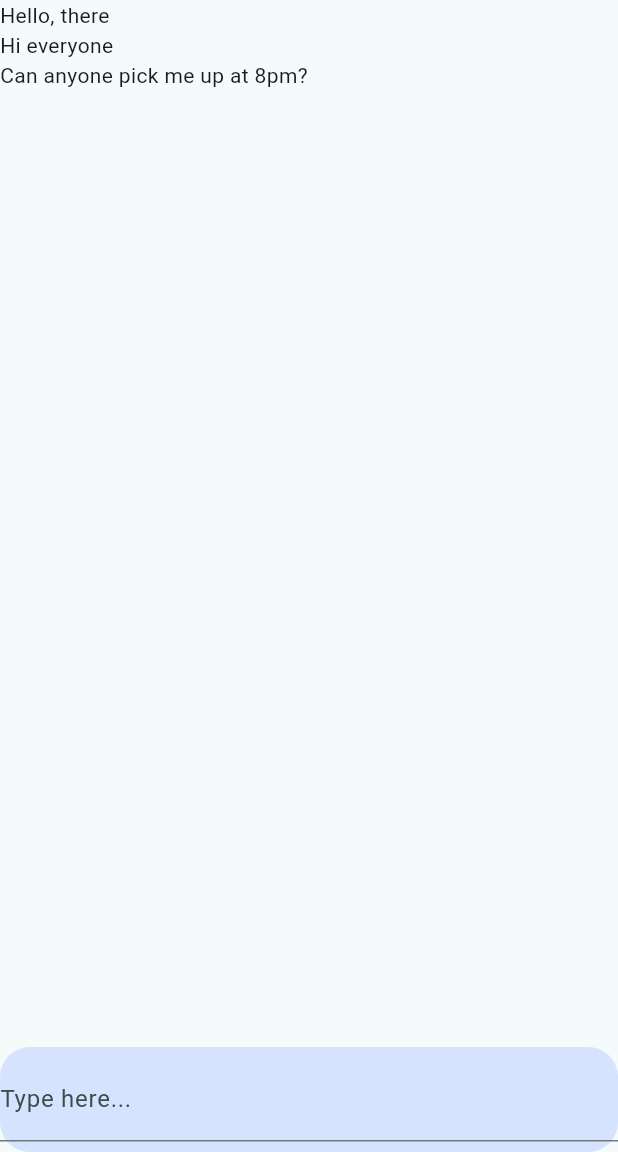
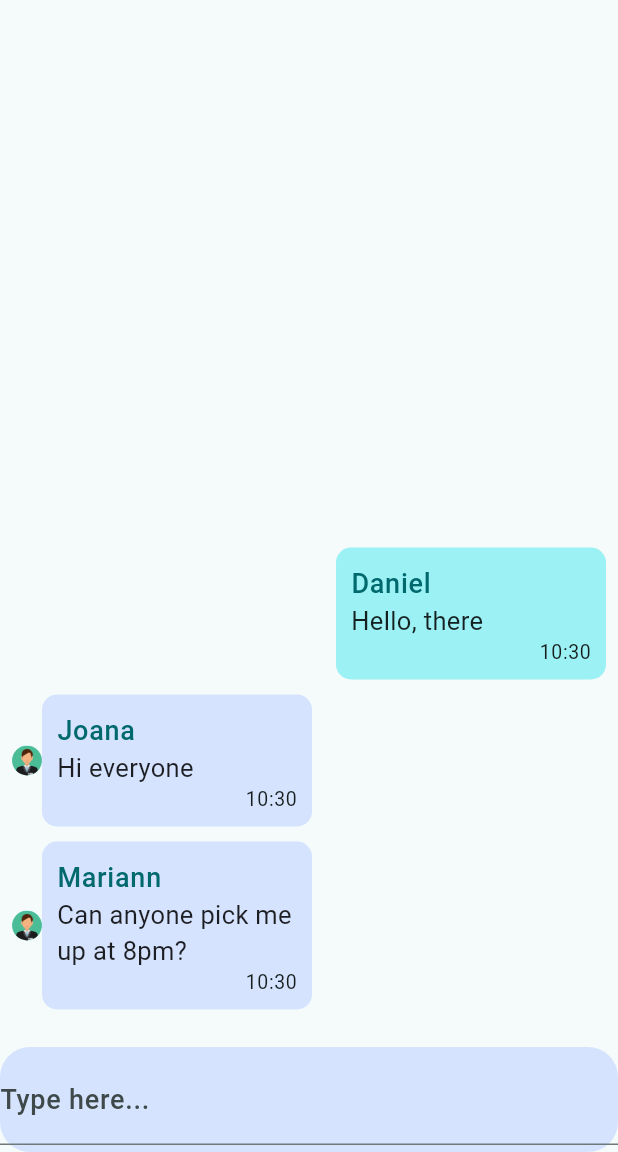
Before and after one commit to darcanj0/chat, a Flutter app: the screen it shows after launch, on a phone screen of 412 x 824 dp, the part 84-1236 px from its top. Run offline on Flutter 3.47's test engine with Material 2 defaults, Android fonts, the phone set to English and light mode, and no system bars; our stand-ins replace image_picker; accounts and stored records are empty.

Commit message:
style: improve message bubble layout

```diff
--- a/lib/core/services/chat/infra/chat_service_mock.dart
+++ b/lib/core/services/chat/infra/chat_service_mock.dart
@@ -32,26 +32,26 @@ class ChatServiceMock implements IChatService {
 
   static final List<ChatMessage> _messages = [
     ChatMessage(
-      id: 'id',
+      id: 'id1',
       text: 'Hello, there',
       sentAt: DateTime.now(),
-      userId: 'userId',
+      userId: 'id',
       userImageUrl: 'assets/default_avatar.png',
       userName: 'Daniel',
     ),
     ChatMessage(
-      id: 'id1',
+      id: 'id2',
       text: 'Hi everyone',
       sentAt: DateTime.now(),
-      userId: 'userId',
+      userId: 'userId1',
       userImageUrl: 'assets/default_avatar.png',
       userName: 'Joana',
     ),
     ChatMessage(
-      id: 'id1',
+      id: 'id3',
       text: 'Can anyone pick me up at 8pm?',
       sentAt: DateTime.now(),
-      userId: 'userId',
+      userId: 'userId2',
       userImageUrl: 'assets/default_avatar.png',
       userName: 'Mariann',
     ),
--- /dev/null
+++ b/lib/interface/components/chat/message_bubble.dart
@@ -0,0 +1,62 @@
+import 'package:chat/core/models/chat_message.dart';
+import 'package:chat/util/theme_consumer.dart';
+import 'package:flutter/material.dart';
+import 'package:intl/intl.dart';
+
+class MessageBubble extends StatelessWidget with ThemeConsumer {
+  const MessageBubble({
+    required this.message,
+    required this.isFromCurrentUser,
+    super.key,
+  });
+
+  final ChatMessage message;
+  final bool isFromCurrentUser;
+
+  @override
+  Widget build(BuildContext context) {
+    return Row(
+      mainAxisAlignment:
+          isFromCurrentUser ? MainAxisAlignment.end : MainAxisAlignment.start,
+      children: [
+        if (!isFromCurrentUser)
+          CircleAvatar(
+            radius: 10,
+            backgroundImage: AssetImage(message.userImageUrl),
+          ),
+        Container(
+          padding: const EdgeInsets.all(10),
+          width: 180,
+          decoration: BoxDecoration(
+            color: isFromCurrentUser
+                ? getColorScheme(context).primaryContainer
+                : getColorScheme(context).tertiaryContainer,
+            borderRadius: BorderRadius.circular(10),
+          ),
+          child: Column(
+            crossAxisAlignment: CrossAxisAlignment.start,
+            children: [
+              Text(
+                message.userName,
+                style: getTextTheme(context).bodyLarge,
+              ),
+              Text(
+                message.text,
+                style: getTextTheme(context).bodyMedium,
+              ),
+              Row(
+                mainAxisAlignment: MainAxisAlignment.end,
+                children: [
+                  Text(
+                    DateFormat(DateFormat.HOUR24_MINUTE).format(message.sentAt),
+                    style: getTextTheme(context).bodySmall,
+                  )
+                ],
+              )
+            ],
+          ),
+        ),
+      ],
+    );
+  }
+}
--- /dev/null
+++ b/lib/interface/components/chat/messages.dart
@@ -0,0 +1,66 @@
+import 'package:chat/core/models/chat_message.dart';
+import 'package:chat/core/services/auth/auth_service.dart';
+import 'package:chat/core/services/chat/chat_service.dart';
+import 'package:chat/interface/components/chat/message_bubble.dart';
+import 'package:chat/util/theme_consumer.dart';
+import 'package:flutter/material.dart';
+
+class Messages extends StatelessWidget with ThemeConsumer {
+  const Messages({
+    required this.chatService,
+    required this.authService,
+    super.key,
+  });
+
+  final IChatService chatService;
+  final IAuthService authService;
+
+  @override
+  Widget build(BuildContext context) {
+    final currentUser = authService.currentUser;
+    return StreamBuilder(
+      stream: chatService.messagesStream(),
+      builder: (ctx, snapshot) {
+        if (snapshot.connectionState == ConnectionState.waiting) {
+          return const Center(
+            child: CircularProgressIndicator.adaptive(),
+          );
+        } else if (!snapshot.hasData || snapshot.data!.isEmpty) {
+          return Column(mainAxisAlignment: MainAxisAlignment.center, children: [
+            Text(
+              'Say hi!',
+              style: getTextTheme(context)
+                  .displaySmall
+                  ?.copyWith(color: Colors.black38),
+            ),
+            Text(
+              'This is the beggining of your chat',
+              style: getTextTheme(context)
+                  .bodySmall
+                  ?.copyWith(color: Colors.black38),
+            )
+          ]);
+        }
+        final messages = snapshot.data?.reversed.toList() as List<ChatMessage>;
+        return Padding(
+          padding: const EdgeInsets.symmetric(horizontal: 8, vertical: 20),
+          child: ListView.builder(
+            reverse: true,
+            itemCount: messages.length,
+            itemBuilder: (context, index) {
+              final message = messages[index];
+              return Padding(
+                padding: const EdgeInsets.symmetric(vertical: 5),
+                child: MessageBubble(
+                  message: message,
+                  isFromCurrentUser: currentUser?.id == message.userId,
+                  key: Key(message.id),
+                ),
+              );
+            },
+          ),
+        );
+      },
+    );
+  }
+}
--- a/lib/interface/components/auth_form.dart
+++ b/lib/interface/components/forms/auth_form.dart
@@ -1,6 +1,6 @@
 import 'dart:io';
 
-import 'package:chat/interface/components/user_image_picker.dart';
+import 'package:chat/interface/components/forms/user_image_picker.dart';
 import 'package:chat/core/models/auth_model.dart';
 import 'package:chat/util/theme_consumer.dart';
 import 'package:chat/util/validation.dart';
--- a/lib/interface/components/messages.dart
+++ /dev/null
@@ -1,34 +0,0 @@
-import 'package:chat/core/models/chat_message.dart';
-import 'package:chat/core/services/chat/chat_service.dart';
-import 'package:flutter/material.dart';
-
-class Messages extends StatelessWidget {
-  const Messages({required this.chatService, super.key});
-
-  final IChatService chatService;
-
-  @override
-  Widget build(BuildContext context) {
-    return StreamBuilder(
-      stream: chatService.messagesStream(),
-      builder: (ctx, snapshot) {
-        if (snapshot.connectionState == ConnectionState.waiting) {
-          return const Center(
-            child: CircularProgressIndicator.adaptive(),
-          );
-        } else if (!snapshot.hasData) {
-          return const Center(
-            child: Text('Say hi!'),
-          );
-        }
-        final messages = snapshot.data as List<ChatMessage>;
-        return ListView.builder(
-          itemCount: messages.length,
-          itemBuilder: (context, index) {
-            return Text(messages[index].text);
-          },
-        );
-      },
-    );
-  }
-}
--- a/lib/interface/pages/auth_page.dart
+++ b/lib/interface/pages/auth_page.dart
@@ -7,7 +7,7 @@ import 'package:chat/core/services/auth/dtos/signup_dto.dart';
 import '../../../core/models/auth_model.dart';
 import 'package:chat/util/theme_consumer.dart';
 import 'package:flutter/material.dart';
-import '../components/auth_form.dart';
+import '../components/forms/auth_form.dart';
 
 class AuthPage extends StatefulWidget {
   const AuthPage({required this.authService, super.key});
@@ -35,7 +35,7 @@ class _AuthPageState extends State<AuthPage> with ThemeConsumer {
             image: authModel.image as File));
       }
     } catch (e) {
-      print(e);
+      // print(e);
     } finally {
       setState(() => isLoading = false);
     }
--- a/lib/interface/pages/chat_page.dart
+++ b/lib/interface/pages/chat_page.dart
@@ -1,8 +1,9 @@
 import 'package:chat/core/services/auth/auth_service.dart';
+import 'package:chat/core/services/auth/infra/auth_service_mock.dart';
 import 'package:chat/core/services/chat/infra/chat_service_mock.dart';
-import 'package:chat/interface/components/messages.dart';
+import 'package:chat/interface/components/chat/messages.dart';
 import 'package:chat/interface/components/nav/app_drawer.dart';
-import 'package:chat/interface/components/new_message.dart';
+import 'package:chat/interface/components/chat/new_message.dart';
 import 'package:chat/util/theme_consumer.dart';
 import 'package:flutter/material.dart';
 
@@ -27,6 +28,7 @@ class ChatPage extends StatelessWidget with ThemeConsumer {
               Expanded(
                   child: Messages(
                 chatService: ChatServiceMock.instance,
+                authService: AuthServiceMock.instance,
               )),
               NewMessage(),
             ],
--- a/lib/main.dart
+++ b/lib/main.dart
@@ -17,6 +17,19 @@ class MyApp extends StatelessWidget {
     );
 
     final textTheme = TextTheme(
+        bodySmall: const TextStyle(
+          fontSize: 13,
+        ),
+        bodyMedium: const TextStyle(
+          fontSize: 17,
+          color: Colors.black87,
+          fontWeight: FontWeight.w400,
+        ),
+        bodyLarge: TextStyle(
+          fontSize: 18,
+          color: colorScheme.primary,
+          fontWeight: FontWeight.w500,
+        ),
         displayLarge: TextStyle(
           color: colorScheme.onPrimary,
           fontSize: 40,
--- a/pubspec.yaml
+++ b/pubspec.yaml
@@ -39,6 +39,7 @@ dependencies:
   path: ^1.8.3
   path_provider: ^2.1.1
   uuid: ^4.1.0
+  intl: ^0.18.1
 
 dev_dependencies:
   flutter_test:
@@ -64,7 +65,7 @@ flutter:
 
   # To add assets to your application, add an assets section, like this:
   assets:
-    - assets/
+    - assets/default_avatar.png
     # - images/a_dot_ham.jpeg
 
   # An image asset can refer to one or more resolution-specific "variants", see
```
Also changed, not shown: lib/interface/components/chat/new_message.dart (renamed from lib/interface/components/new_message.dart), lib/interface/components/forms/user_image_picker.dart (renamed from lib/interface/components/user_image_picker.dart), pubspec.lock.
